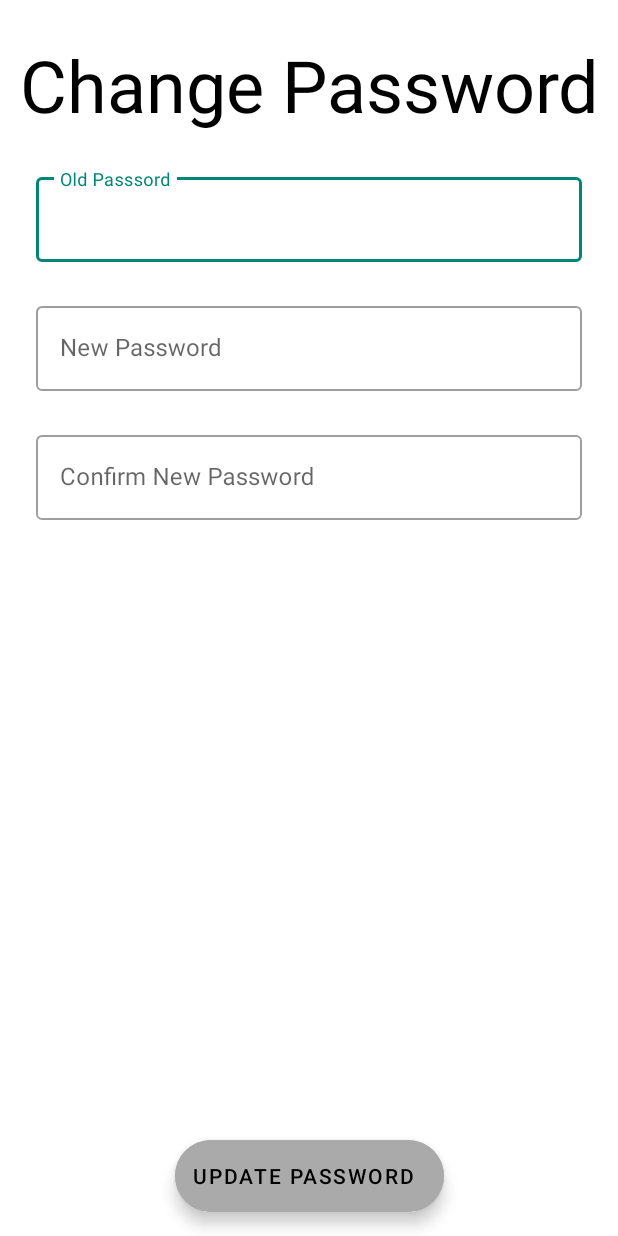
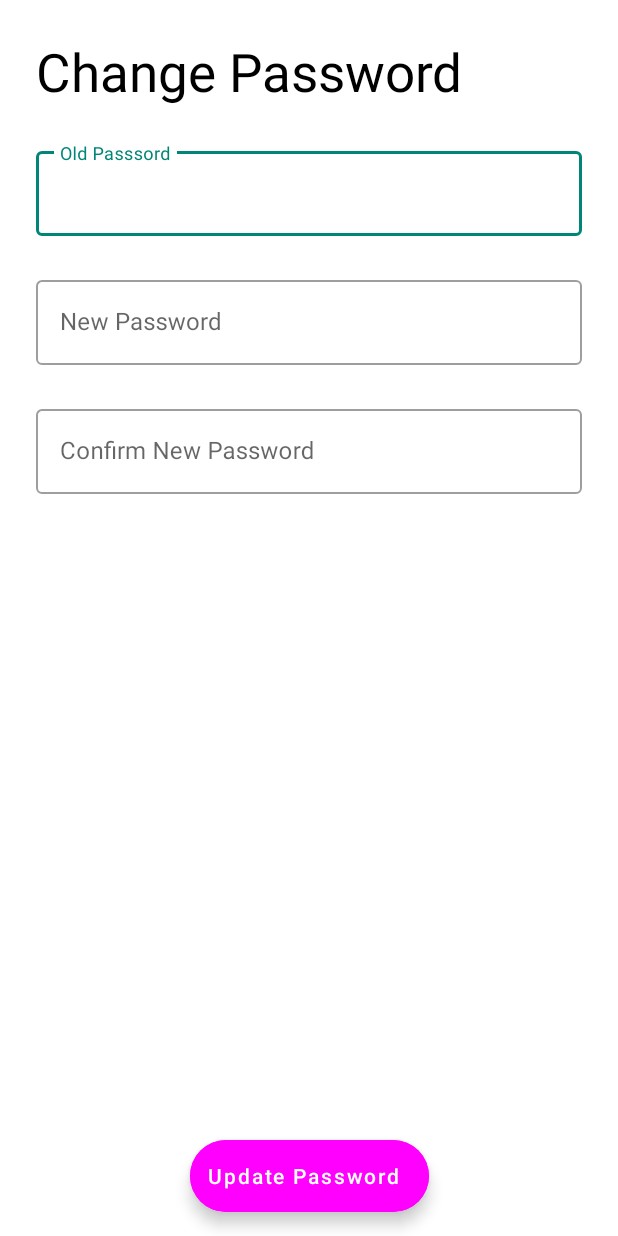
Before and after one commit to rectuspin/CZ2006_final, an Android app: the ChangePasswordActivity screen opened directly, with no data from a screen before it, on a phone screen of 412 x 824 dp. Run offline under Robolectric (Android 15) with nearby library versions, the phone set to English and light mode, and no system bars; our stand-ins replace Firebase (no records; nobody signed in at launch, a user with empty details on screens opened directly).

Commit message:
UI updates

```diff
--- a/app/src/main/res/layout/activity_change_password.xml
+++ b/app/src/main/res/layout/activity_change_password.xml
@@ -12,11 +12,9 @@
         android:layout_height="wrap_content"
         android:layout_marginStart="24dp"
         android:layout_marginTop="24dp"
-        android:layout_marginEnd="24dp"
         android:text="@string/change_password"
         android:textColor="@android:color/black"
-        android:textSize="48sp"
-        app:layout_constraintEnd_toEndOf="parent"
+        android:textSize="35sp"
         app:layout_constraintStart_toStartOf="parent"
         app:layout_constraintTop_toTopOf="parent" />
 
@@ -95,8 +93,11 @@
         android:layout_width="wrap_content"
         android:layout_height="wrap_content"
         android:layout_marginBottom="16dp"
-        android:backgroundTint="@android:color/darker_gray"
+        android:backgroundTint="@color/magenta"
         android:text="@string/action_update_password"
+        android:textColor="@color/white"
+        android:gravity="center"
+        android:textAllCaps="false"
         app:layout_constraintBottom_toBottomOf="parent"
         app:layout_constraintEnd_toEndOf="parent"
         app:layout_constraintStart_toStartOf="parent" />
```
